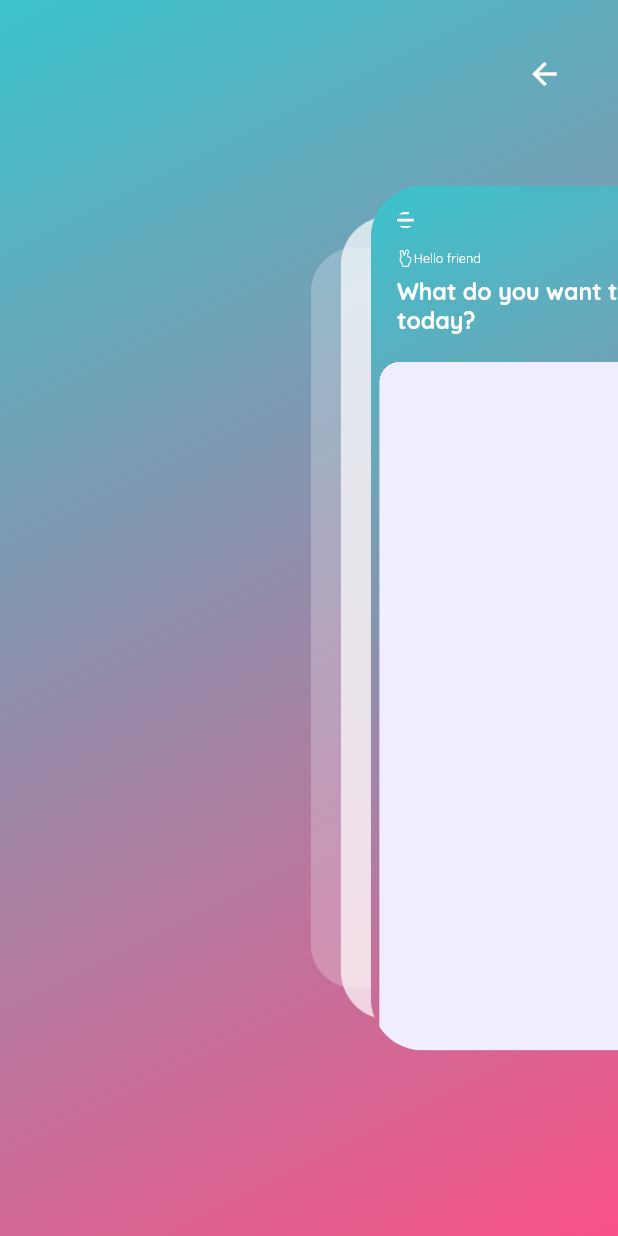
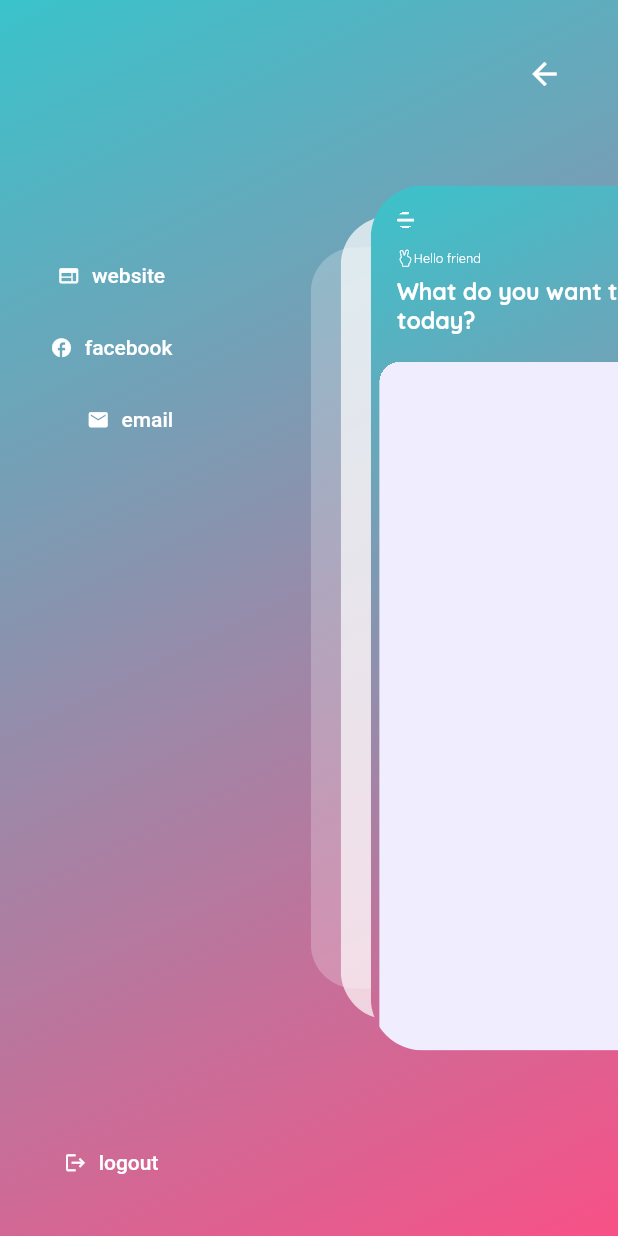
Before and after one commit to VivekSharma811/Study_App, a Flutter app: the HomeScreen screen opened by its route, after a tap on an icon or button, on a phone screen of 412 x 824 dp. Run offline on Flutter 3.47's test engine with Material 2 defaults, Android fonts, the phone set to English and light mode, and no system bars; drawn by our look-alikes of flutter_zoom_drawer; our stand-ins replace cached_network_image, cloud_firestore, firebase_auth, firebase_core, firebase_storage, flutter_svg and 4 more; accounts and stored records are empty; project files that could hold a hidden picture were left out.

Commit message:
signout and menu working

```diff
--- a/lib/controllers/auth_controller.dart
+++ b/lib/controllers/auth_controller.dart
@@ -2,6 +2,7 @@ import 'package:firebase_auth/firebase_auth.dart';
 import 'package:get/get.dart';
 import 'package:google_sign_in/google_sign_in.dart';
 import 'package:study_app/firebase_ref/references.dart';
+import 'package:study_app/screens/home/home_screen.dart';
 import 'package:study_app/screens/login/login_screen.dart';
 import 'package:study_app/utils/app_logger.dart';
 import 'package:study_app/widgets/dialogs/dialog_widget.dart';
@@ -39,10 +40,16 @@ class AuthController extends GetxController {
 
         await _auth.signInWithCredential(_credential);
         await saveUser(account);
+        navigateToHomePage();
       }
     } catch (e) {
       AppLogger.e(e);
     }
+  }
+
+  User? getUser() {
+    _user.value = _auth.currentUser;
+    return _user.value;
   }
 
   saveUser(GoogleSignInAccount account) {
@@ -51,6 +58,20 @@ class AuthController extends GetxController {
       "name": account.displayName,
       "profilepic": account.photoUrl
     });
+  }
+
+  Future<void> signOut() async {
+    AppLogger.d("Sign out");
+    try {
+      await _auth.signOut();
+      navigateToHomePage();
+    } on FirebaseAuthException catch (e) {
+      AppLogger.e(e);
+    }
+  }
+
+  void navigateToHomePage() {
+    Get.offAndToNamed(HomeScreen.routeName);
   }
 
   void navigateToIntroduction() {
--- a/lib/controllers/my_zoom_drawer_controller.dart
+++ b/lib/controllers/my_zoom_drawer_controller.dart
@@ -1,13 +1,16 @@
+import 'package:firebase_auth/firebase_auth.dart';
 import 'package:flutter_zoom_drawer/flutter_zoom_drawer.dart';
 import 'package:get/get.dart';
+import 'package:study_app/controllers/auth_controller.dart';
 import 'package:url_launcher/url_launcher.dart';
 
 class MyZoomDrawerController extends GetxController {
   final zoomDrawerController = ZoomDrawerController();
+  Rxn<User?> user = Rxn();
 
   @override
   void onReady() {
-
+    user.value = Get.find<AuthController>().getUser();
     super.onReady();
   }
 
@@ -16,15 +19,23 @@ class MyZoomDrawerController extends GetxController {
     update();
   }
 
-  void signOut() {}
+  void signOut() {
+    Get.find<AuthController>().signOut();
+  }
 
   void signIn() {}
 
-  void website() {}
+  void website() {
+    _launch("https://google.com");
+  }
+
+  void facebook() {
+    _launch("https://facebook.com");
+  }
 
   void email() {
     final Uri emailLaunchUri =
-    Uri(scheme: 'mailto', path: 'vs811861@gmail.com');
+        Uri(scheme: 'mailto', path: 'vs811861@gmail.com');
     _launch(emailLaunchUri.toString());
   }
 
--- a/lib/screens/home/home_screen.dart
+++ b/lib/screens/home/home_screen.dart
@@ -14,6 +14,8 @@ import 'package:study_app/widgets/content_area.dart';
 
 class HomeScreen extends GetView<MyZoomDrawerController> {
   const HomeScreen({Key? key}) : super(key: key);
+
+  static const String routeName = "/home";
 
   @override
   Widget build(BuildContext context) {
--- a/lib/screens/home/menu_scree.dart
+++ b/lib/screens/home/menu_scree.dart
@@ -28,7 +28,53 @@ class MenuScreen extends GetView<MyZoomDrawerController> {
                     onPressed: () {
                       controller.toggleDrawer();
                     },
-                  ))
+                  )),
+              Padding(
+                padding: EdgeInsets.only(
+                  right: MediaQuery.of(context).size.width * 0.3,
+                ),
+                child: Column(
+                  children: [
+                    Obx(() => controller.user.value == null
+                        ? SizedBox()
+                        : Text(
+                            controller.user.value!.displayName ?? '',
+                            style: const TextStyle(
+                                fontWeight: FontWeight.w900,
+                                fontSize: 18,
+                                color: onSurfaceTextColor),
+                          )),
+                    const Spacer(
+                      flex: 1,
+                    ),
+                    _DrawerButton(
+                      icon: Icons.web,
+                      label: "website",
+                      onPressed: () => controller.website(),
+                    ),
+                    _DrawerButton(
+                      icon: Icons.facebook,
+                      label: "facebook",
+                      onPressed: () => controller.facebook(),
+                    ),
+                    Padding(
+                        padding: EdgeInsets.only(left: 25),
+                        child: _DrawerButton(
+                          icon: Icons.email,
+                          label: "email",
+                          onPressed: () => controller.email(),
+                        )),
+                    const Spacer(
+                      flex: 4,
+                    ),
+                    _DrawerButton(
+                      icon: Icons.logout,
+                      label: "logout",
+                      onPressed: () => controller.signOut(),
+                    ),
+                  ],
+                ),
+              )
             ],
           ),
         ),
@@ -36,3 +82,24 @@ class MenuScreen extends GetView<MyZoomDrawerController> {
     );
   }
 }
+
+class _DrawerButton extends StatelessWidget {
+  final IconData icon;
+  final String label;
+  final VoidCallback? onPressed;
+
+  const _DrawerButton(
+      {Key? key, required this.icon, required this.label, this.onPressed})
+      : super(key: key);
+
+  @override
+  Widget build(BuildContext context) {
+    return TextButton.icon(
+        onPressed: onPressed,
+        icon: Icon(
+          icon,
+          size: 15,
+        ),
+        label: Text(label));
+  }
+}
```
